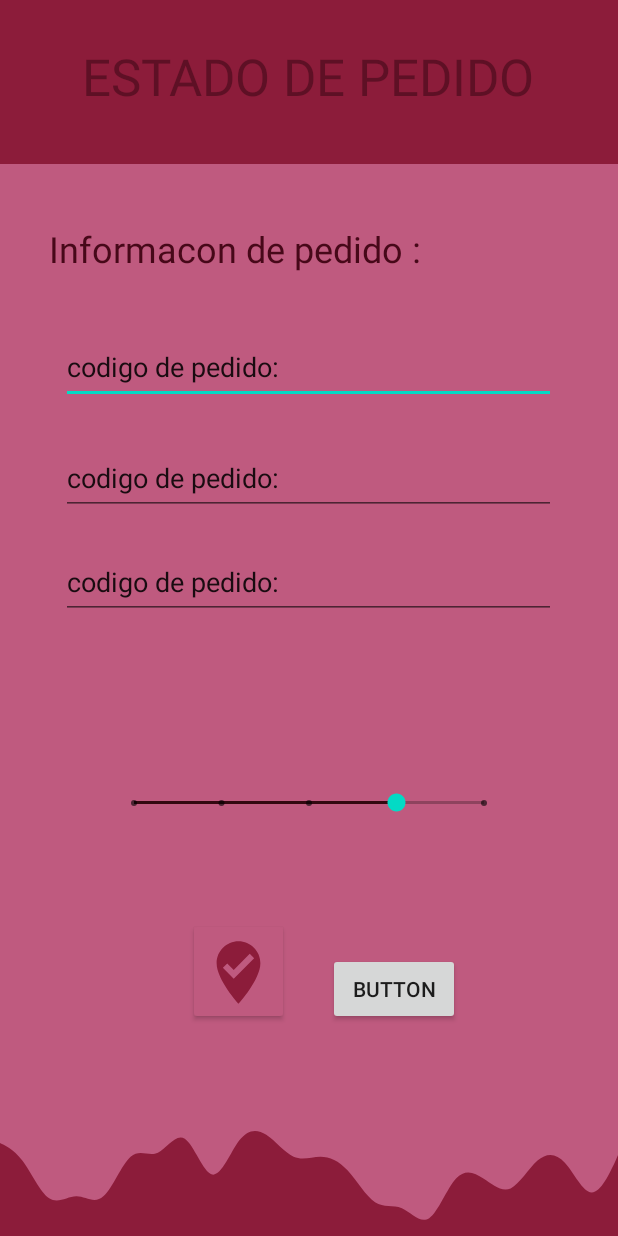
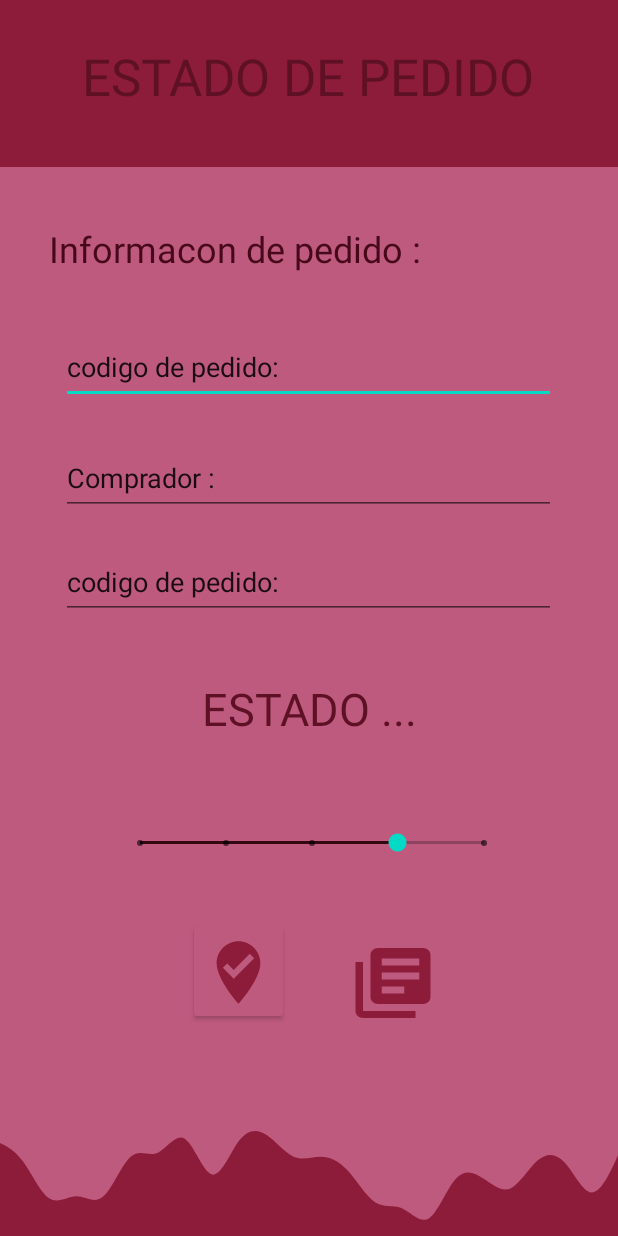
Before and after one commit to DanielBarrios9s9/CRECAKE, an Android app: the layout estado_de_pedido.xml on its own in the app's theme, with its tools: preview values and no code run, on a phone screen of 412 x 824 dp. Run offline under Robolectric (Android 15) with nearby library versions, the phone set to English and light mode, and no system bars.

Commit message:
se agrego: estado de pedido y ds mas

```diff
--- /dev/null
+++ b/app/src/main/res/drawable/ic_baseline_library_add_check_24.xml
@@ -0,0 +1,5 @@
+<vector android:height="24dp" android:tint="#8C1C3A"
+    android:viewportHeight="24" android:viewportWidth="24"
+    android:width="24dp" xmlns:android="http://schemas.android.com/apk/res/android">
+    <path android:fillColor="@android:color/white" android:pathData="M20,2L8,2c-1.1,0 -2,0.9 -2,2v12c0,1.1 0.9,2 2,2h12c1.1,0 2,-0.9 2,-2L22,4c0,-1.1 -0.9,-2 -2,-2zM12.47,14L9,10.5l1.4,-1.41 2.07,2.08L17.6,6 19,7.41 12.47,14zM4,6L2,6v14c0,1.1 0.9,2 2,2h14v-2L4,20L4,6z"/>
+</vector>
--- /dev/null
+++ b/app/src/main/res/drawable/ic_baseline_library_books_24.xml
@@ -0,0 +1,5 @@
+<vector android:height="24dp" android:tint="#8C1C3A"
+    android:viewportHeight="24" android:viewportWidth="24"
+    android:width="24dp" xmlns:android="http://schemas.android.com/apk/res/android">
+    <path android:fillColor="@android:color/white" android:pathData="M4,6L2,6v14c0,1.1 0.9,2 2,2h14v-2L4,20L4,6zM20,2L8,2c-1.1,0 -2,0.9 -2,2v12c0,1.1 0.9,2 2,2h12c1.1,0 2,-0.9 2,-2L22,4c0,-1.1 -0.9,-2 -2,-2zM19,11L9,11L9,9h10v2zM15,15L9,15v-2h6v2zM19,7L9,7L9,5h10v2z"/>
+</vector>
--- a/app/src/main/res/layout/estado_de_pedido.xml
+++ b/app/src/main/res/layout/estado_de_pedido.xml
@@ -9,8 +9,8 @@
 
     <View
         android:id="@+id/view4"
-        android:layout_width="416dp"
-        android:layout_height="109dp"
+        android:layout_width="412dp"
+        android:layout_height="111dp"
         android:background="#8C1C3A"
         app:layout_constraintBottom_toBottomOf="parent"
         app:layout_constraintEnd_toEndOf="parent"
@@ -34,15 +34,15 @@
 
     <Button
         android:id="@+id/button2"
-        android:layout_width="wrap_content"
-        android:layout_height="wrap_content"
-        android:text="Button"
+        android:layout_width="60dp"
+        android:layout_height="56dp"
+        android:background="@drawable/ic_baseline_library_books_24"
         app:layout_constraintBottom_toBottomOf="parent"
         app:layout_constraintEnd_toEndOf="parent"
-        app:layout_constraintHorizontal_bias="0.674"
+        app:layout_constraintHorizontal_bias="0.66"
         app:layout_constraintStart_toStartOf="parent"
         app:layout_constraintTop_toTopOf="parent"
-        app:layout_constraintVertical_bias="0.819" />
+        app:layout_constraintVertical_bias="0.817" />
 
     <View
         android:id="@+id/view5"
@@ -60,17 +60,32 @@
     <SeekBar
         android:id="@+id/seekBar2"
         style="@android:style/Widget.Material.SeekBar.Discrete"
-        android:layout_width="265dp"
-        android:layout_height="112dp"
+        android:layout_width="261dp"
+        android:layout_height="79dp"
         android:max="4"
         android:progress="3"
         android:progressBackgroundTint="#000000"
         android:progressTint="#330810"
         app:layout_constraintBottom_toBottomOf="parent"
         app:layout_constraintEnd_toEndOf="parent"
+        app:layout_constraintHorizontal_bias="0.513"
         app:layout_constraintStart_toStartOf="parent"
         app:layout_constraintTop_toTopOf="parent"
-        app:layout_constraintVertical_bias="0.673" />
+        app:layout_constraintVertical_bias="0.702" />
+
+    <TextView
+        android:id="@+id/textView6"
+        android:layout_width="319dp"
+        android:layout_height="76dp"
+        android:text="ESTADO ..."
+        android:textAlignment="center"
+        android:textColor="#5E1025"
+        android:textSize="30sp"
+        app:layout_constraintBottom_toBottomOf="parent"
+        app:layout_constraintEnd_toEndOf="parent"
+        app:layout_constraintStart_toStartOf="parent"
+        app:layout_constraintTop_toTopOf="parent"
+        app:layout_constraintVertical_bias="0.604" />
 
     <TextView
         android:id="@+id/textView"
@@ -109,13 +124,14 @@
         android:ems="10"
         android:gravity="start|top"
         android:inputType="textMultiLine"
-        android:text="codigo de pedido:"
+        android:text="@string/codigo_de_pedido"
         app:layout_constraintBottom_toBottomOf="parent"
         app:layout_constraintEnd_toEndOf="parent"
         app:layout_constraintHorizontal_bias="0.493"
         app:layout_constraintStart_toStartOf="parent"
         app:layout_constraintTop_toTopOf="@+id/view4"
-        app:layout_constraintVertical_bias="0.286" />
+        app:layout_constraintVertical_bias="0.286"
+        android:autofillHints="" />
 
     <EditText
         android:id="@+id/editTextTextMultiLine3"
@@ -124,13 +140,14 @@
         android:ems="10"
         android:gravity="start|top"
         android:inputType="textMultiLine"
-        android:text="codigo de pedido:"
+        android:text="@string/comprador"
         app:layout_constraintBottom_toBottomOf="parent"
         app:layout_constraintEnd_toEndOf="parent"
         app:layout_constraintHorizontal_bias="0.493"
         app:layout_constraintStart_toStartOf="parent"
         app:layout_constraintTop_toTopOf="@+id/view4"
-        app:layout_constraintVertical_bias="0.381" />
+        app:layout_constraintVertical_bias="0.381"
+        android:autofillHints="" />
 
     <EditText
         android:id="@+id/editTextTextMultiLine4"
@@ -139,12 +156,13 @@
         android:ems="10"
         android:gravity="start|top"
         android:inputType="textMultiLine"
-        android:text="codigo de pedido:"
+        android:text="@string/codigo_de_pedido"
         app:layout_constraintBottom_toBottomOf="parent"
         app:layout_constraintEnd_toEndOf="parent"
         app:layout_constraintHorizontal_bias="0.493"
         app:layout_constraintStart_toStartOf="parent"
         app:layout_constraintTop_toTopOf="@+id/view4"
-        app:layout_constraintVertical_bias="0.47" />
+        app:layout_constraintVertical_bias="0.47"
+        android:autofillHints="" />
 
 </androidx.constraintlayout.widget.ConstraintLayout>
--- a/app/src/main/res/values/strings.xml
+++ b/app/src/main/res/values/strings.xml
@@ -32,4 +32,10 @@
     <string name="estado_de_pedido">ESTADO DE PEDIDO</string>
     <string name="informacion_de_pedido">Informacion de pedido</string>
     <string name="informacon_de_pedido">Informacon de pedido :</string>
+    <string name="comprador">Comprador :</string>
+    <string name="codigo_de_pedido">codigo de pedido:</string>
+    <string name="codigo_de_pedido">codigo de pedido:</string>
+    <string name="pedido_activo">PEDIDO ACTIVO</string>
+    <string name="informacion_de_pedido2">Informacion de pedido:</string>
+    <string name="seguimiento">SEGUIMIENTO....</string>
 </resources>
```
Also changed, not shown: app/src/main/res/layout/informacion_distribuidor.xml (added, +160 -0 lines), app/src/main/res/layout/ventas.xml (added, +45 -0 lines).
